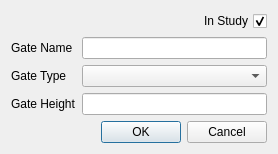
The window that open_alaqs/ui/ui_gates.ui (eurocontrol-asu/open_alaqs) describes before a commit, drawn with Qt 5.
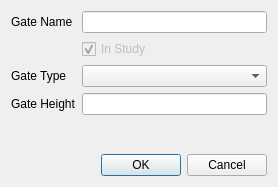
The same window after the commit.

Diff of the .ui file:
```diff
--- a/open_alaqs/ui/ui_gates.ui
+++ b/open_alaqs/ui/ui_gates.ui
@@ -7,27 +7,43 @@
     <x>0</x>
     <y>0</y>
     <width>278</width>
-    <height>153</height>
+    <height>187</height>
    </rect>
   </property>
   <property name="windowTitle">
    <string>Gate Editor</string>
   </property>
   <layout class="QFormLayout" name="formLayout">
-   <item row="2" column="0">
+   <item row="1" column="0">
     <widget class="QLabel" name="label">
      <property name="text">
       <string>Gate Name</string>
      </property>
     </widget>
    </item>
-   <item row="2" column="1">
+   <item row="1" column="1">
     <widget class="QLineEdit" name="gate_id">
      <property name="toolTip">
       <string>Enter a unique name for your gate</string>
      </property>
     </widget>
    </item>
+   <item row="2" column="1">
+    <widget class="QCheckBox" name="instudy">
+     <property name="enabled">
+      <bool>false</bool>
+     </property>
+     <property name="toolTip">
+      <string>Enable to include the source in the study</string>
+     </property>
+     <property name="text">
+      <string>In Study</string>
+     </property>
+     <property name="checked">
+      <bool>true</bool>
+     </property>
+    </widget>
+   </item>
    <item row="3" column="0">
     <widget class="QLabel" name="label_5">
      <property name="text">
@@ -56,7 +72,7 @@
      </property>
     </widget>
    </item>
-   <item row="5" column="0" colspan="2">
+   <item row="6" column="0" colspan="2">
     <widget class="QDialogButtonBox" name="buttonBox">
      <property name="orientation">
       <enum>Qt::Horizontal</enum>
@@ -66,41 +82,18 @@
      </property>
     </widget>
    </item>
-   <item row="0" column="1">
-    <layout class="QHBoxLayout" name="horizontalLayout">
-     <property name="topMargin">
-      <number>0</number>
+   <item row="5" column="1">
+    <spacer name="verticalSpacer">
+     <property name="orientation">
+      <enum>Qt::Vertical</enum>
      </property>
-     <item>
-      <spacer name="horizontalSpacer">
-       <property name="orientation">
-        <enum>Qt::Horizontal</enum>
-       </property>
-       <property name="sizeHint" stdset="0">
-        <size>
-         <width>40</width>
-         <height>20</height>
-        </size>
-       </property>
-      </spacer>
-     </item>
-     <item>
-      <widget class="QCheckBox" name="instudy">
-       <property name="toolTip">
-        <string>Enable to include the source in the study</string>
-       </property>
-       <property name="layoutDirection">
-        <enum>Qt::RightToLeft</enum>
-       </property>
-       <property name="text">
-        <string>In Study</string>
-       </property>
-       <property name="checked">
-        <bool>true</bool>
-       </property>
-      </widget>
-     </item>
-    </layout>
+     <property name="sizeHint" stdset="0">
+      <size>
+       <width>20</width>
+       <height>40</height>
+      </size>
+     </property>
+    </spacer>
    </item>
   </layout>
  </widget>
```
